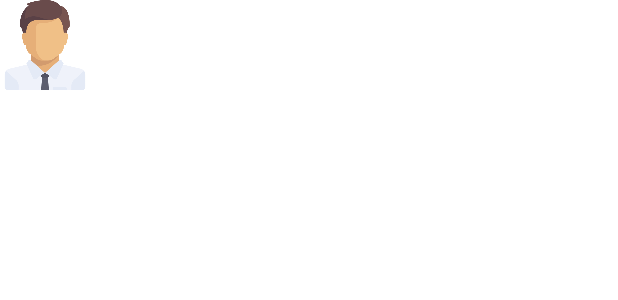
After one commit to insbaixcamp-proyectom13/WordGames, an Android app: the layout custom_appbar.xml on its own in the app's theme, with its tools: preview values and no code run, on a phone screen of 412 x 824 dp. The commit adds this screen. Shown: the top 300 px of the screen. Run offline under Robolectric (Android 15) with nearby library versions, the phone set to English and light mode, and no system bars.

Commit message:
Empezando UI

```diff
--- a/app/src/main/res/layout/activity_main.xml
+++ b/app/src/main/res/layout/activity_main.xml
@@ -9,8 +9,6 @@
         android:id="@+id/nav_view"
         android:layout_width="0dp"
         android:layout_height="wrap_content"
-        android:layout_marginStart="0dp"
-        android:layout_marginEnd="0dp"
         android:background="?android:attr/windowBackground"
         app:layout_constraintBottom_toBottomOf="parent"
         app:layout_constraintLeft_toLeftOf="parent"
--- /dev/null
+++ b/app/src/main/res/layout/custom_appbar.xml
@@ -0,0 +1,16 @@
+<?xml version="1.0" encoding="utf-8"?>
+<RelativeLayout xmlns:android="http://schemas.android.com/apk/res/android"
+    xmlns:app="http://schemas.android.com/apk/res-auto"
+    android:layout_width="match_parent"
+    android:layout_height="match_parent">
+
+    <ImageView
+        android:id="@+id/ivUser"
+        android:layout_width="60dp"
+        android:layout_height="60dp"
+        android:layout_alignParentStart="true"
+        android:layout_alignParentTop="true"
+        android:layout_marginStart="0dp"
+        android:layout_marginTop="0dp"
+        app:srcCompat="@drawable/boss" />
+</RelativeLayout>
--- a/app/src/main/res/menu/bottom_nav_menu.xml
+++ b/app/src/main/res/menu/bottom_nav_menu.xml
@@ -18,6 +18,7 @@
     <item
         android:id="@+id/navigation_wordle"
         android:icon="@drawable/ic_w_letter_svgrepo_com"
-        android:title="@string/fragment_wordle" />
+        android:title="@string/fragment_wordle"
+        />
 
 </menu>
```
Also changed, not shown: app/src/main/java/com/insbaixcamp/game/MainActivity.kt (+32 -2 lines), app/src/main/res/values/dimens.xml (+5 -3 lines), app/src/main/res/drawable/boss.png (added), app/src/main/res/drawable/woman.png (added).
